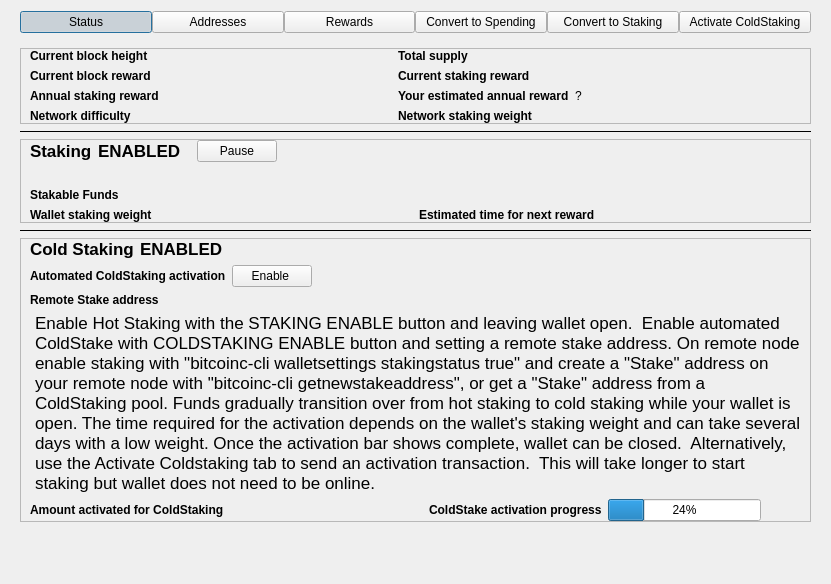
Above: src/qt/forms/stakingdialog.ui from Bitcoin-Confidential/BitcoinC-Core before the change. Below: the same form after it.
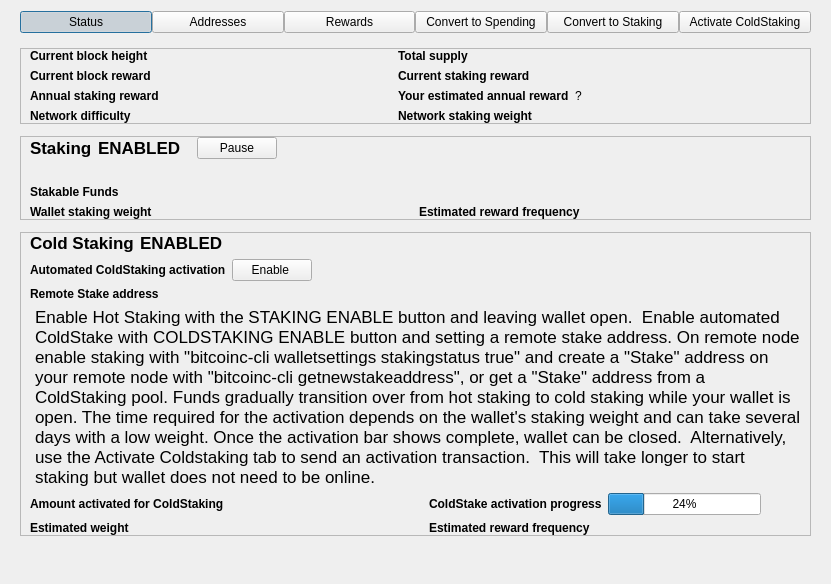
That is the form after the change.

Commit message: qt/rpc: Added estimated coldstaking weight/reward frequency

What changed in the file:
```diff
--- a/src/qt/forms/stakingdialog.ui
+++ b/src/qt/forms/stakingdialog.ui
@@ -543,7 +543,7 @@
                </font>
               </property>
               <property name="text">
-               <string>Estimated time for next reward</string>
+               <string>Estimated reward frequency</string>
               </property>
              </widget>
             </item>
@@ -839,19 +839,6 @@
               </property>
              </widget>
             </item>
-            <item row="0" column="0">
-             <widget class="QLabel" name="lblColdStakingAmountLabel">
-              <property name="font">
-               <font>
-                <weight>75</weight>
-                <bold>true</bold>
-               </font>
-              </property>
-              <property name="text">
-               <string>Amount activated for ColdStaking</string>
-              </property>
-             </widget>
-            </item>
             <item row="0" column="1">
              <widget class="QLabel" name="lblColdStakingAmount">
               <property name="sizePolicy">
@@ -916,6 +903,77 @@
               </item>
              </layout>
             </item>
+            <item row="0" column="0">
+             <widget class="QLabel" name="lblColdStakingAmountLabel">
+              <property name="font">
+               <font>
+                <weight>75</weight>
+                <bold>true</bold>
+               </font>
+              </property>
+              <property name="text">
+               <string>Amount activated for ColdStaking</string>
+              </property>
+             </widget>
+            </item>
+            <item row="1" column="0">
+             <widget class="QLabel" name="lblColdStakingWeightLabel">
+              <property name="font">
+               <font>
+                <weight>75</weight>
+                <bold>true</bold>
+               </font>
+              </property>
+              <property name="text">
+               <string>Estimated weight</string>
+              </property>
+             </widget>
+            </item>
+            <item row="1" column="1">
+             <widget class="QLabel" name="lblColdStakingWeight">
+              <property name="sizePolicy">
+               <sizepolicy hsizetype="Expanding" vsizetype="Preferred">
+                <horstretch>0</horstretch>
+                <verstretch>0</verstretch>
+               </sizepolicy>
+              </property>
+              <property name="text">
+               <string/>
+              </property>
+              <property name="textInteractionFlags">
+               <set>Qt::LinksAccessibleByMouse|Qt::TextSelectableByKeyboard|Qt::TextSelectableByMouse</set>
+              </property>
+             </widget>
+            </item>
+            <item row="1" column="2">
+             <widget class="QLabel" name="lblColdStakingFrequencyLabel">
+              <property name="font">
+               <font>
+                <weight>75</weight>
+                <bold>true</bold>
+               </font>
+              </property>
+              <property name="text">
+               <string>Estimated reward frequency</string>
+              </property>
+             </widget>
+            </item>
+            <item row="1" column="3">
+             <widget class="QLabel" name="lblColdStakingFrequency">
+              <property name="sizePolicy">
+               <sizepolicy hsizetype="Expanding" vsizetype="Preferred">
+                <horstretch>0</horstretch>
+                <verstretch>0</verstretch>
+               </sizepolicy>
+              </property>
+              <property name="text">
+               <string/>
+              </property>
+              <property name="textInteractionFlags">
+               <set>Qt::LinksAccessibleByMouse|Qt::TextSelectableByKeyboard|Qt::TextSelectableByMouse</set>
+              </property>
+             </widget>
+            </item>
            </layout>
           </item>
          </layout>
```
The commit also changes 3 other files.
